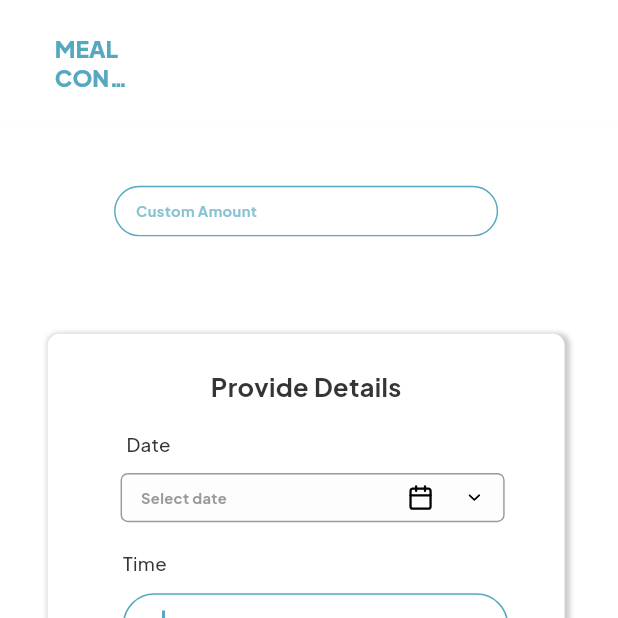
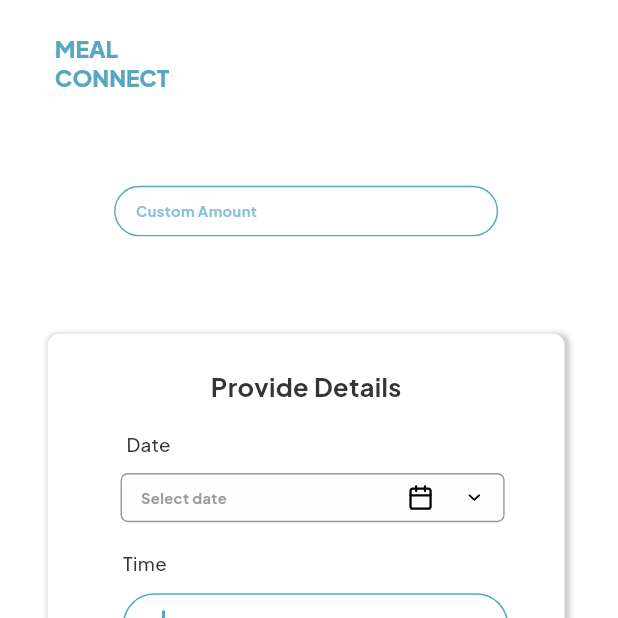
Before and after one commit to Deeksha-03/meal_connect_final, a Flutter app: the screen it shows after launch, scrolled down 319 dp, on a phone screen of 412 x 824 dp, the top half of it. Run offline on Flutter 3.47's test engine with Material 3 defaults, Android fonts, the light colour scheme and no system bars; our stand-ins replace cached_network_image, carousel_slider, dotted_border, flutter_svg, pin_code_fields, readmore and 1 more.

Commit message:
Removed slider

```diff
--- a/lib/presentation/checkout_page_tab_container_screen/checkout_page_tab_container_screen.dart
+++ b/lib/presentation/checkout_page_tab_container_screen/checkout_page_tab_container_screen.dart
@@ -28,7 +28,7 @@ class CheckoutPageTabContainerScreenState
   @override
   void initState() {
     super.initState();
-    tabviewController = TabController(length: 2, vsync: this);
+    tabviewController = TabController(length: 1, vsync: this);
   }
 
   @override
@@ -138,11 +138,7 @@ class CheckoutPageTabContainerScreenState
                                       ),
                                     ),
                                   ),
-                                  Tab(
-                                    child: Text(
-                                      "Kg",
-                                    ),
-                                  ),
+
                                 ],
                               ),
                             ),
@@ -154,7 +150,6 @@ class CheckoutPageTabContainerScreenState
                         child: TabBarView(
                           controller: tabviewController,
                           children: [
-                            CheckoutPageTwoPage(),
                             CheckoutPageTwoPage(),
                           ],
                         ),
--- a/lib/widgets/app_bar/appbar_subtitle.dart
+++ b/lib/widgets/app_bar/appbar_subtitle.dart
@@ -27,7 +27,7 @@ class AppbarSubtitle extends StatelessWidget {
       child: Padding(
         padding: margin ?? EdgeInsets.zero,
         child: SizedBox(
-          width: 57.h,
+          width: 100.h,
           child: Text(
             text,
             maxLines: 2,
```
